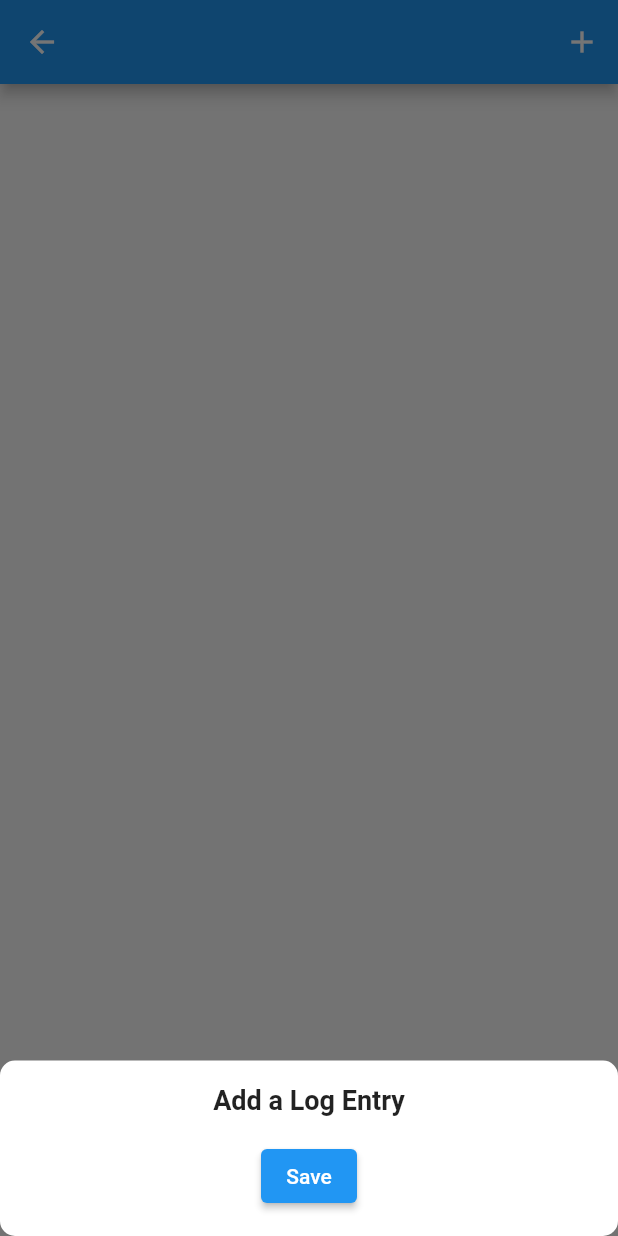
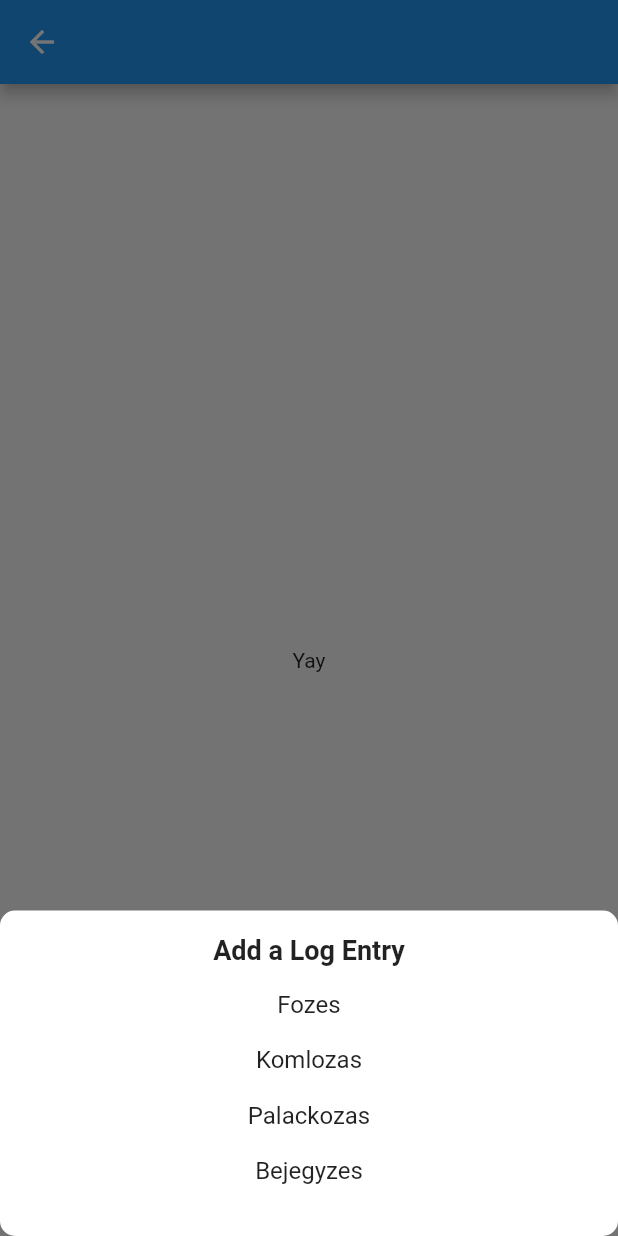
Before and after one commit to BiroJulia/sornaplo, a Flutter app: the LogScreen screen opened directly with empty values, after a tap on the "add" icon, on a phone screen of 412 x 824 dp. Run offline on Flutter 3.47's test engine with Material 2 defaults, Android fonts, the phone set to English and light mode, and no system bars; our stand-ins replace cloud_firestore, firebase_auth, firebase_core, flutter_rating_bar, localstorage; accounts and stored records are empty.

Commit message:
added some fixes:)

```diff
--- a/lib/screens/log.dart
+++ b/lib/screens/log.dart
@@ -1,29 +1,41 @@
 import 'package:flutter/material.dart';
 
 class LogScreen extends StatefulWidget {
-  final String beerName;
+  final Map<String, dynamic> beer;
 
-  const LogScreen({Key? key, required this.beerName}) : super(key: key);
+  const LogScreen({Key? key, required this.beer}) : super(key: key);
 
   @override
   State<LogScreen> createState() => _LogScreenState();
 }
 
 class _LogScreenState extends State<LogScreen> {
+  final List<String> actionList = [
+    'Fozes',
+    'Komlozas',
+    'Palackozas',
+    'Bejegyzes'
+  ];
+
   @override
   Widget build(BuildContext context) {
     return Scaffold(
       appBar: AppBar(
-        title: Text(widget.beerName), // Display the beer name in the app bar
-        actions: [
-          IconButton(
-            icon: Icon(Icons.add),
-            onPressed: () {
-              _showPopup(); // Show the popup when the plus icon is pressed
-            },
-          ),
-        ],
+        title: Text(widget.beer['name']),
       ),
+      floatingActionButton: FloatingActionButton(
+        onPressed: () {
+          _showPopup();
+        },
+        child: const Icon(Icons.add),
+      ),
+      body: (widget.beer['logs'] != null
+          ? const Center(
+              child: Text("Yay"),
+            )
+          : const Center(
+              child: Text("asd"),
+            )),
     );
   }
 
@@ -37,12 +49,12 @@ class _LogScreenState extends State<LogScreen> {
       builder: (context) {
         // Build and return your popup content here
         return Container(
-          padding: EdgeInsets.all(16.0),
+          padding: const EdgeInsets.all(16.0),
           child: Column(
             crossAxisAlignment: CrossAxisAlignment.center,
             mainAxisSize: MainAxisSize.min,
             children: [
-              Text(
+              const Text(
                 'Add a Log Entry', // Customize the title of your popup
                 style: TextStyle(
                   fontSize: 18.0,
@@ -51,14 +63,22 @@ class _LogScreenState extends State<LogScreen> {
               ),
               // Add form fields or other content for your popup
               // For example, you can add TextFields, buttons, etc.
-              SizedBox(height: 16.0),
-              ElevatedButton(
-                onPressed: () {
-                  // Handle the action when the button in the popup is pressed
-                  Navigator.of(context).pop(); // Close the popup
-                },
-                child: Text('Save'),
-              ),
+              const SizedBox(height: 16.0),
+              ListView.builder(
+                  shrinkWrap: true,
+                  itemCount: actionList.length,
+                  itemBuilder: (context, index) {
+                    return Padding(
+                      padding: const EdgeInsets.only(bottom: 18),
+                      child: InkWell(
+                        child: Text(
+                          actionList[index],
+                          style: const TextStyle(fontSize: 16),
+                          textAlign: TextAlign.center,
+                        ),
+                      ),
+                    );
+                  })
             ],
           ),
         );
--- a/pubspec.yaml
+++ b/pubspec.yaml
@@ -44,6 +44,7 @@ dependencies:
   shared_preferences: ^2.2.0
   provider: ^6.0.5
   intl: ^0.18.1
+  localstorage: ^4.0.1+4
 
 dev_dependencies:
   flutter_test:
```
Also changed, not shown: lib/screens/home_screen.dart (+36 -38 lines), lib/screens/signin_screen.dart (+7 -0 lines), pubspec.lock, 1 other file.
